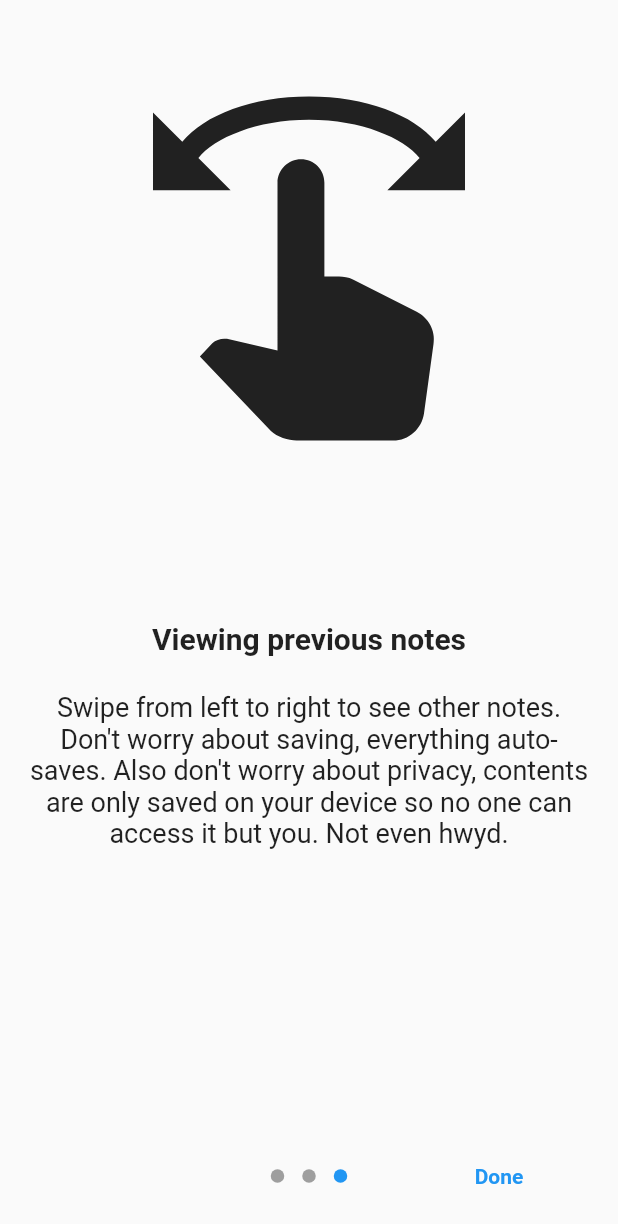
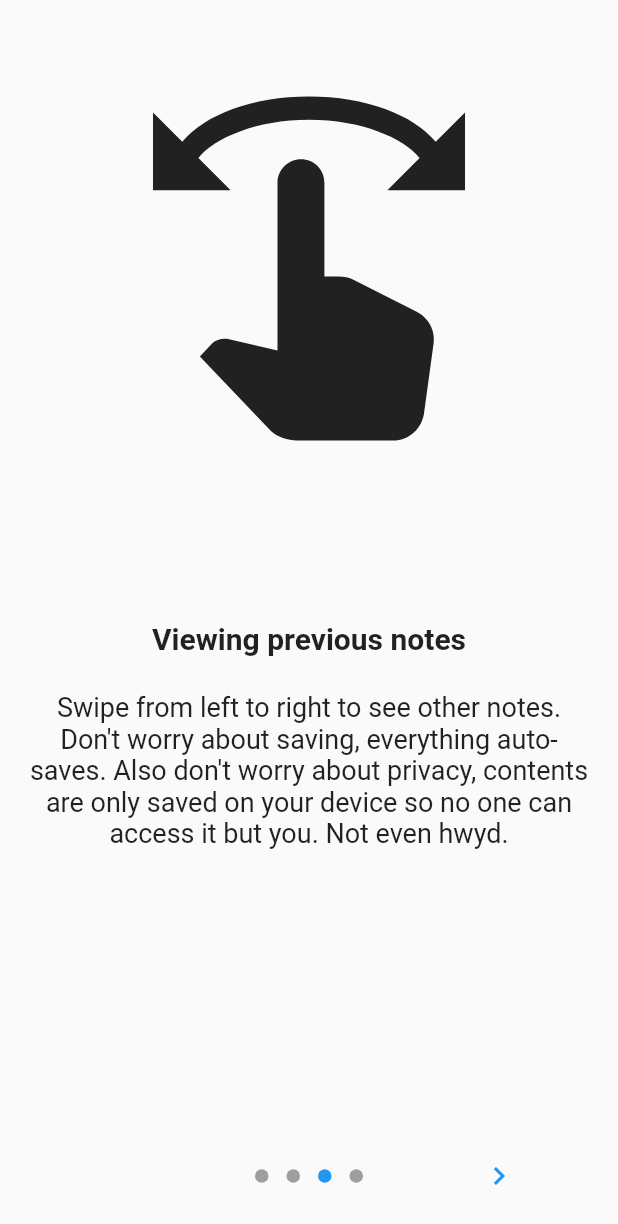
Before and after one commit to omartoutounji/hwyd, a Flutter app: the screen it shows after launch, swiped to page 3, on a phone screen of 412 x 824 dp. Shown: the top 1224 px of the screen. Run offline on Flutter 3.47's test engine with Material 2 defaults, Android fonts, the light colour scheme and no system bars; drawn by our look-alikes of introduction_screen; our stand-ins replace date_format, google_fonts, shared_preferences.

Commit message:
updated flutter embedding and added new page to boarding screen

```diff
--- a/lib/main.dart
+++ b/lib/main.dart
@@ -6,7 +6,7 @@ import 'screens/hwyd.dart';
 
 void main() {
   WidgetsFlutterBinding.ensureInitialized();
-  SystemChrome.setEnabledSystemUIOverlays([SystemUiOverlay.bottom]);
+  SystemChrome.setEnabledSystemUIMode(SystemUiMode.immersiveSticky);
   runApp(MaterialApp(
     debugShowCheckedModeBanner: false,
     routes: routes,
--- a/lib/screens/hwyd.dart
+++ b/lib/screens/hwyd.dart
@@ -60,6 +60,12 @@ class _HwydState extends State<Hwyd> {
         image: Center(
           child: Icon(Icons.swipe, size: 250),
         ),
+      ), PageViewModel(
+        title: "Changing font size",
+        body: "Swipe the other way around from right to left and move the slider to change font size",
+        image: Center(
+          child: Icon(Icons.format_size, size: 250),
+        ),
       )],
       onDone: () {
         _disableOnboard();
```
Also changed, not shown: pubspec.lock, 5 other files.
